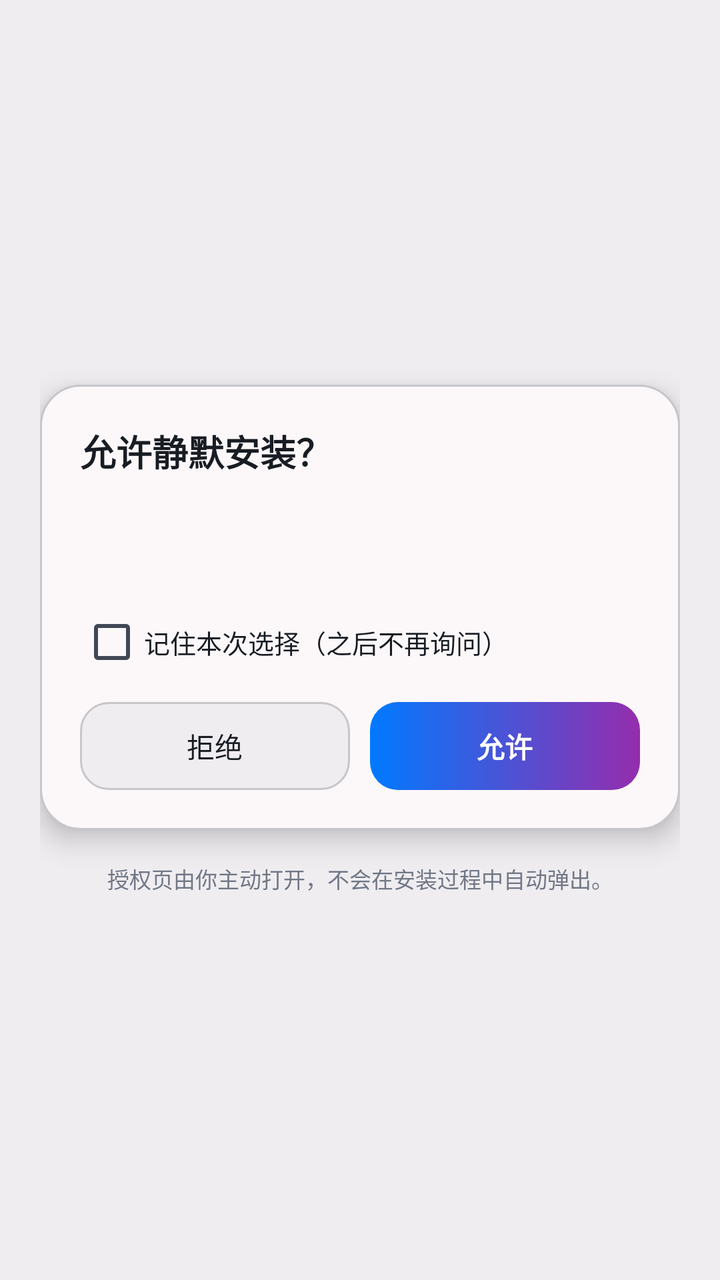
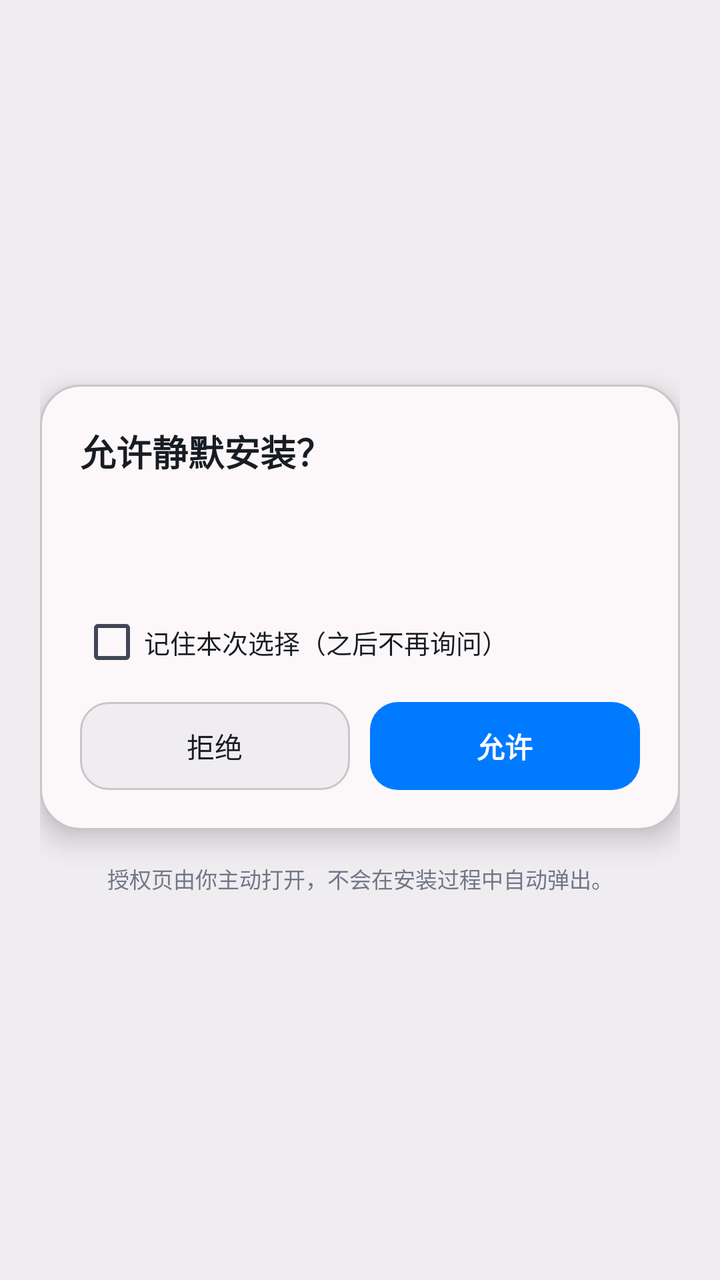

Before-and-after screenshots of an Android layout around one commit, followed by the original layout XML and the change that was made.
<!-- AndroidManifest.xml: application theme AppTheme -->
<!-- res/layout/activity_auth.xml -->
<?xml version="1.0" encoding="utf-8"?>
<ScrollView xmlns:android="http://schemas.android.com/apk/res/android"
    android:layout_width="match_parent"
    android:layout_height="match_parent"
    android:background="@color/window_bg"
    android:fillViewport="true">

    <LinearLayout
        android:layout_width="match_parent"
        android:layout_height="wrap_content"
        android:gravity="center"
        android:orientation="vertical"
        android:padding="20dp">

        <LinearLayout
            android:id="@+id/authRoot"
            android:layout_width="match_parent"
            android:layout_height="wrap_content"
            android:orientation="vertical"
            android:background="@drawable/bg_card"
            android:elevation="8dp"
            android:padding="20dp">

            <TextView
                android:id="@+id/authTitle"
                android:layout_width="match_parent"
                android:layout_height="wrap_content"
                android:text="@string/auth_dialog_title"
                android:textSize="18sp"
                android:textStyle="bold"
                android:textColor="@color/text_primary" />

            <TextView
                android:id="@+id/authMessage"
                android:layout_width="match_parent"
                android:layout_height="wrap_content"
                android:textSize="13sp"
                android:lineSpacingExtra="3dp"
                android:textColor="@color/text_secondary"
                android:layout_marginTop="12dp" />

            <TextView
                android:id="@+id/authCaller"
                android:layout_width="match_parent"
                android:layout_height="wrap_content"
                android:textSize="11sp"
                android:singleLine="true"
                android:ellipsize="middle"
                android:textColor="@color/text_muted"
                android:layout_marginTop="8dp" />

            <CheckBox
                android:id="@+id/authRemember"
                android:layout_width="match_parent"
                android:layout_height="wrap_content"
                android:minHeight="40dp"
                android:text="@string/auth_remember"
                android:textSize="13sp"
                android:textColor="@color/text_primary"
                android:layout_marginTop="10dp" />

            <LinearLayout
                android:layout_width="match_parent"
                android:layout_height="wrap_content"
                android:orientation="horizontal"
                android:layout_marginTop="10dp">

                <Button
                    android:id="@+id/btnDeny"
                    android:layout_width="0dp"
                    android:layout_height="44dp"
                    android:layout_weight="1"
                    android:text="@string/auth_deny"
                    android:textSize="14sp"
                    android:textAllCaps="false"
                    android:minWidth="0dp"
                    android:minHeight="0dp"
                    android:stateListAnimator="@null"
                    android:background="@drawable/btn_secondary"
                    android:textColor="@color/text_primary" />

                <Space
                    android:layout_width="10dp"
                    android:layout_height="1dp" />

                <Button
                    android:id="@+id/btnAllow"
                    android:layout_width="0dp"
                    android:layout_height="44dp"
                    android:layout_weight="1"
                    android:text="@string/auth_allow"
                    android:textSize="14sp"
                    android:textStyle="bold"
                    android:textAllCaps="false"
                    android:minWidth="0dp"
                    android:minHeight="0dp"
                    android:stateListAnimator="@null"
                    android:background="@drawable/btn_primary"
                    android:textColor="@color/on_brand" />
            </LinearLayout>
        </LinearLayout>

        <TextView
            android:layout_width="match_parent"
            android:layout_height="wrap_content"
            android:layout_marginTop="16dp"
            android:gravity="center"
            android:text="@string/auth_page_hint"
            android:textColor="@color/text_muted"
            android:textSize="11sp" />
    </LinearLayout>
</ScrollView>
<!-- resources referenced by this layout -->
<resources>
  <color name="on_brand">@color/pb_on_primary</color>
  <color name="text_muted">@color/pb_outline</color>
  <color name="window_bg">@color/pb_page</color>
  <!-- drawable bg_card (drawable) -->
  <?xml version="1.0" encoding="utf-8"?>
  <shape xmlns:android="http://schemas.android.com/apk/res/android"
      android:shape="rectangle">
      <solid android:color="@color/card_bg" />
      <corners android:radius="20dp" />
      <stroke android:width="1dp" android:color="@color/divider" />
  </shape>
  <!-- drawable btn_primary (drawable) -->
  <?xml version="1.0" encoding="utf-8"?>
  <ripple xmlns:android="http://schemas.android.com/apk/res/android"
      android:color="@color/ripple_soft">
      <item>
          <shape android:shape="rectangle">
              <gradient
                  android:startColor="@color/brand_primary"
                  android:endColor="@color/brand_accent"
                  android:angle="0" />
              <corners android:radius="14dp" />
          </shape>
      </item>
  </ripple>
  <!-- drawable btn_secondary (drawable) -->
  <?xml version="1.0" encoding="utf-8"?>
  <ripple xmlns:android="http://schemas.android.com/apk/res/android"
      android:color="@color/ripple_soft">
      <item>
          <shape android:shape="rectangle">
              <solid android:color="@color/chip_bg" />
              <corners android:radius="14dp" />
              <stroke android:width="1dp" android:color="@color/divider" />
          </shape>
      </item>
  </ripple>
  <string name="auth_allow">允许</string>
  <string name="auth_deny">拒绝</string>
  <color name="pb_on_primary">#FFFFFF</color>
  <color name="pb_outline">#717786</color>
  <color name="pb_on_surface">#181C23</color>
  <color name="pb_page">#EFEDF0</color>
  <color name="card_bg">@color/pb_card</color>
  <color name="divider">@color/pb_outline_variant</color>
  <color name="ripple_soft">#007AFF33</color>
  <color name="brand_accent">@color/pb_tertiary</color>
  <color name="chip_bg">@color/pb_block</color>
  <style name="PbPalette" parent="android:style/Theme.Material.Light.NoActionBar">
          <item name="pbPrimary">@color/pb_primary</item>
          <item name="pbOnPrimary">@color/pb_on_primary</item>
          <item name="pbPrimaryContainer">@color/pb_primary_container</item>
          <item name="pbOnPrimaryContainer">@color/pb_on_primary_container</item>
  
          <item name="pbSurfacePage">@color/pb_page</item>
          <item name="pbSurfaceCard">@color/pb_card</item>
          <item name="pbSurfaceBlock">@color/pb_block</item>
          <item name="pbSurfaceInset">@color/pb_inset</item>
          <item name="pbSurfaceFloating">@color/pb_floating</item>
  
          <item name="pbTextPrimary">@color/pb_on_surface</item>
          <item name="pbTextSecondary">@color/pb_on_surface_variant</item>
          <item name="pbTextMuted">@color/pb_outline</item>
          <item name="pbDivider">@color/pb_outline_variant</item>
  
          <item name="pbSuccess">@color/pb_success</item>
          <item name="pbError">@color/pb_error</item>
          <item name="pbWarning">@color/pb_warning</item>
      </style>
  <color name="pb_card">#FCF8F9</color>
  <color name="pb_primary">#007AFF</color>
  <color name="pb_tertiary">#952DAD</color>
  <color name="pb_block">#EFEDF0</color>
  <color name="pb_inset">#E4E2E4</color>
  <color name="pb_floating">#FCF8F9</color>
  <color name="pb_success">#006E1C</color>
  <color name="pb_error">#BA1A1A</color>
  <color name="pb_warning">#8B5000</color>
  <!-- unchanged entries left out for length: 11 -->
</resources>

<!-- the commit's change to res/layout/activity_auth.xml (unified diff, before → after) -->
@@ -2,7 +2,7 @@
 <ScrollView xmlns:android="http://schemas.android.com/apk/res/android"
     android:layout_width="match_parent"
     android:layout_height="match_parent"
-    android:background="@color/window_bg"
+    android:background="?attr/pbSurfacePage"
     android:fillViewport="true">
 
     <LinearLayout
@@ -28,7 +28,7 @@
                 android:text="@string/auth_dialog_title"
                 android:textSize="18sp"
                 android:textStyle="bold"
-                android:textColor="@color/text_primary" />
+                android:textColor="?attr/pbTextPrimary" />
 
             <TextView
                 android:id="@+id/authMessage"
@@ -36,7 +36,7 @@
                 android:layout_height="wrap_content"
                 android:textSize="13sp"
                 android:lineSpacingExtra="3dp"
-                android:textColor="@color/text_secondary"
+                android:textColor="?attr/pbTextSecondary"
                 android:layout_marginTop="12dp" />
 
             <TextView
@@ -46,7 +46,7 @@
                 android:textSize="11sp"
                 android:singleLine="true"
                 android:ellipsize="middle"
-                android:textColor="@color/text_muted"
+                android:textColor="?attr/pbTextMuted"
                 android:layout_marginTop="8dp" />
 
             <CheckBox
@@ -56,7 +56,7 @@
                 android:minHeight="40dp"
                 android:text="@string/auth_remember"
                 android:textSize="13sp"
-                android:textColor="@color/text_primary"
+                android:textColor="?attr/pbTextPrimary"
                 android:layout_marginTop="10dp" />
 
             <LinearLayout
@@ -77,7 +77,7 @@
                     android:minHeight="0dp"
                     android:stateListAnimator="@null"
                     android:background="@drawable/btn_secondary"
-                    android:textColor="@color/text_primary" />
+                    android:textColor="?attr/pbTextPrimary" />
 
                 <Space
                     android:layout_width="10dp"
@@ -96,7 +96,7 @@
                     android:minHeight="0dp"
                     android:stateListAnimator="@null"
                     android:background="@drawable/btn_primary"
-                    android:textColor="@color/on_brand" />
+                    android:textColor="?attr/pbOnPrimary" />
             </LinearLayout>
         </LinearLayout>
 
@@ -106,7 +106,7 @@
             android:layout_marginTop="16dp"
             android:gravity="center"
             android:text="@string/auth_page_hint"
-            android:textColor="@color/text_muted"
+            android:textColor="?attr/pbTextMuted"
             android:textSize="11sp" />
     </LinearLayout>
 </ScrollView>
<!-- resource entries referenced after the edit -->
@@ -1,25 +1,23 @@
 <!-- resources referenced by this layout -->
 <resources>
-  <color name="on_brand">@color/pb_on_primary</color>
-  <color name="text_muted">@color/pb_outline</color>
   <color name="window_bg">@color/pb_page</color>
   <!-- drawable bg_card (drawable) -->
   <?xml version="1.0" encoding="utf-8"?>
   <shape xmlns:android="http://schemas.android.com/apk/res/android"
       android:shape="rectangle">
-      <solid android:color="@color/card_bg" />
+      <solid android:color="?attr/pbSurfaceCard" />
       <corners android:radius="20dp" />
-      <stroke android:width="1dp" android:color="@color/divider" />
+      <stroke android:width="1dp" android:color="?attr/pbDivider" />
   </shape>
   <!-- drawable btn_primary (drawable) -->
   <?xml version="1.0" encoding="utf-8"?>
   <ripple xmlns:android="http://schemas.android.com/apk/res/android"
-      android:color="@color/ripple_soft">
+      android:color="?attr/pbRipple">
       <item>
           <shape android:shape="rectangle">
               <gradient
-                  android:startColor="@color/brand_primary"
-                  android:endColor="@color/brand_accent"
+                  android:startColor="?attr/pbPrimary"
+                  android:endColor="?attr/pbPrimary"
                   android:angle="0" />
               <corners android:radius="14dp" />
           </shape>
@@ -28,31 +26,31 @@
   <!-- drawable btn_secondary (drawable) -->
   <?xml version="1.0" encoding="utf-8"?>
   <ripple xmlns:android="http://schemas.android.com/apk/res/android"
-      android:color="@color/ripple_soft">
+      android:color="?attr/pbRipple">
       <item>
           <shape android:shape="rectangle">
-              <solid android:color="@color/chip_bg" />
+              <solid android:color="?attr/pbSurfaceBlock" />
               <corners android:radius="14dp" />
-              <stroke android:width="1dp" android:color="@color/divider" />
+              <stroke android:width="1dp" android:color="?attr/pbDivider" />
           </shape>
       </item>
   </ripple>
   <string name="auth_allow">允许</string>
   <string name="auth_deny">拒绝</string>
   <color name="pb_on_primary">#FFFFFF</color>
+  <color name="pb_secondary_container">#D8E2FF</color>
+  <color name="pb_on_secondary_container">#001A41</color>
   <color name="pb_outline">#717786</color>
   <color name="pb_on_surface">#181C23</color>
   <color name="pb_page">#EFEDF0</color>
-  <color name="card_bg">@color/pb_card</color>
-  <color name="divider">@color/pb_outline_variant</color>
   <color name="ripple_soft">#007AFF33</color>
-  <color name="brand_accent">@color/pb_tertiary</color>
-  <color name="chip_bg">@color/pb_block</color>
   <style name="PbPalette" parent="android:style/Theme.Material.Light.NoActionBar">
           <item name="pbPrimary">@color/pb_primary</item>
           <item name="pbOnPrimary">@color/pb_on_primary</item>
           <item name="pbPrimaryContainer">@color/pb_primary_container</item>
           <item name="pbOnPrimaryContainer">@color/pb_on_primary_container</item>
+          <item name="pbSecondaryContainer">@color/pb_secondary_container</item>
+          <item name="pbOnSecondaryContainer">@color/pb_on_secondary_container</item>
   
           <item name="pbSurfacePage">@color/pb_page</item>
           <item name="pbSurfaceCard">@color/pb_card</item>
@@ -66,18 +64,28 @@
           <item name="pbDivider">@color/pb_outline_variant</item>
   
           <item name="pbSuccess">@color/pb_success</item>
+          <item name="pbSuccessContainer">@color/pb_success_container</item>
+          <item name="pbOnSuccessContainer">@color/pb_on_success_container</item>
           <item name="pbError">@color/pb_error</item>
           <item name="pbWarning">@color/pb_warning</item>
+          <item name="pbWarningContainer">@color/pb_warning_container</item>
+          <item name="pbOnWarningContainer">@color/pb_on_warning_container</item>
+  
+          <item name="pbRipple">@color/ripple_soft</item>
+          <item name="pbFontFamily">sans-serif</item>
       </style>
   <color name="pb_card">#FCF8F9</color>
   <color name="pb_primary">#007AFF</color>
-  <color name="pb_tertiary">#952DAD</color>
   <color name="pb_block">#EFEDF0</color>
   <color name="pb_inset">#E4E2E4</color>
   <color name="pb_floating">#FCF8F9</color>
   <color name="pb_success">#006E1C</color>
+  <color name="pb_success_container">#D5E8CE</color>
+  <color name="pb_on_success_container">#005313</color>
   <color name="pb_error">#BA1A1A</color>
   <color name="pb_warning">#8B5000</color>
+  <color name="pb_warning_container">#FFDCBE</color>
+  <color name="pb_on_warning_container">#693C00</color>
   <!-- unchanged entries left out for length: 11 -->
 </resources>
 
